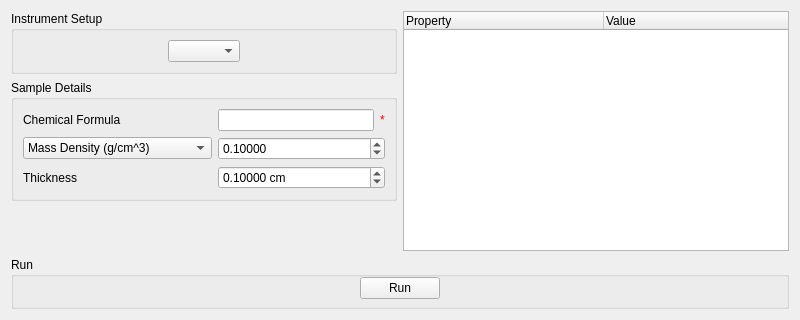
mantidproject/mantid, file qt/scientific_interfaces/Indirect/Tools/TransmissionCalc.ui: the form before one commit.
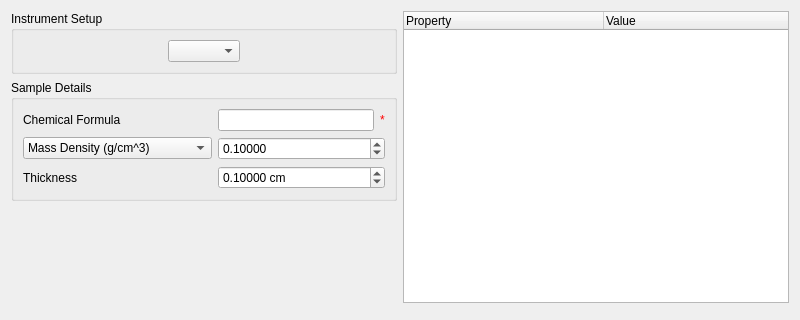
The form after the commit. Custom widgets are drawn as their Qt base class.

Commit message: Use RunWidget in Transmission tab of Tools interface

```diff
--- a/qt/scientific_interfaces/Indirect/Tools/TransmissionCalc.ui
+++ b/qt/scientific_interfaces/Indirect/Tools/TransmissionCalc.ui
@@ -183,61 +183,7 @@
     </widget>
    </item>
    <item row="1" column="0" colspan="2">
-    <widget class="QGroupBox" name="gbRun">
-     <property name="title">
-      <string>Run</string>
-     </property>
-     <layout class="QHBoxLayout" name="horizontalLayout">
-      <property name="spacing">
-       <number>0</number>
-      </property>
-      <property name="leftMargin">
-       <number>0</number>
-      </property>
-      <property name="topMargin">
-       <number>0</number>
-      </property>
-      <property name="rightMargin">
-       <number>0</number>
-      </property>
-      <property name="bottomMargin">
-       <number>7</number>
-      </property>
-      <item>
-       <spacer name="horizontalSpacer">
-        <property name="orientation">
-         <enum>Qt::Horizontal</enum>
-        </property>
-        <property name="sizeHint" stdset="0">
-         <size>
-          <width>350</width>
-          <height>20</height>
-         </size>
-        </property>
-       </spacer>
-      </item>
-      <item>
-       <widget class="QPushButton" name="pbRun">
-        <property name="text">
-         <string>Run</string>
-        </property>
-       </widget>
-      </item>
-      <item>
-       <spacer name="horizontalSpacer_2">
-        <property name="orientation">
-         <enum>Qt::Horizontal</enum>
-        </property>
-        <property name="sizeHint" stdset="0">
-         <size>
-          <width>349</width>
-          <height>20</height>
-         </size>
-        </property>
-       </spacer>
-      </item>
-     </layout>
-    </widget>
+    <widget class="QWidget" name="runWidget" native="true"/>
    </item>
   </layout>
  </widget>
```
Left out of the diff: 6 changed lines with no effect on the pictures. The commit also changes 3 other files.
